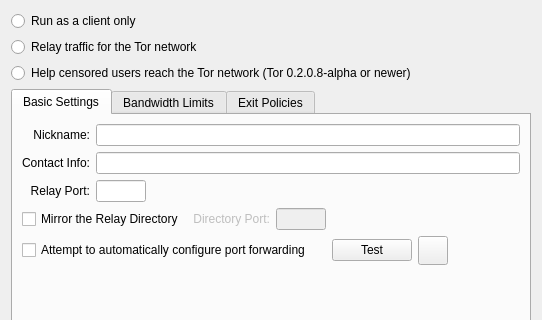
Old version of the form src/vidalia/config/serverpage.ui in the repository a-ilin/vidalia; both pictures show x 0 to 542 and y 0 to 320 of the 542 by 463 pixel window.
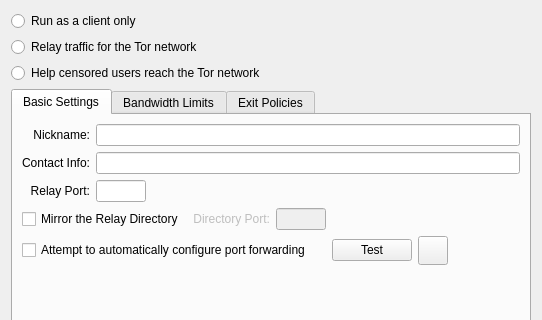
New version of the form. Icons and pictures are not drawn.

Commit message:
Remove the warning that bridges only apply to Tor 0.2.0.8-alpha or newer.
svn:r3643

What changed in the file:
```diff
--- a/src/vidalia/config/serverpage.ui
+++ b/src/vidalia/config/serverpage.ui
@@ -30,7 +30,7 @@
    <item>
     <widget class="QRadioButton" name="rdoBridgeMode" >
      <property name="text" >
-      <string>Help censored users reach the Tor network (Tor 0.2.0.8-alpha or newer)</string>
+      <string>Help censored users reach the Tor network</string>
      </property>
     </widget>
    </item>
```
